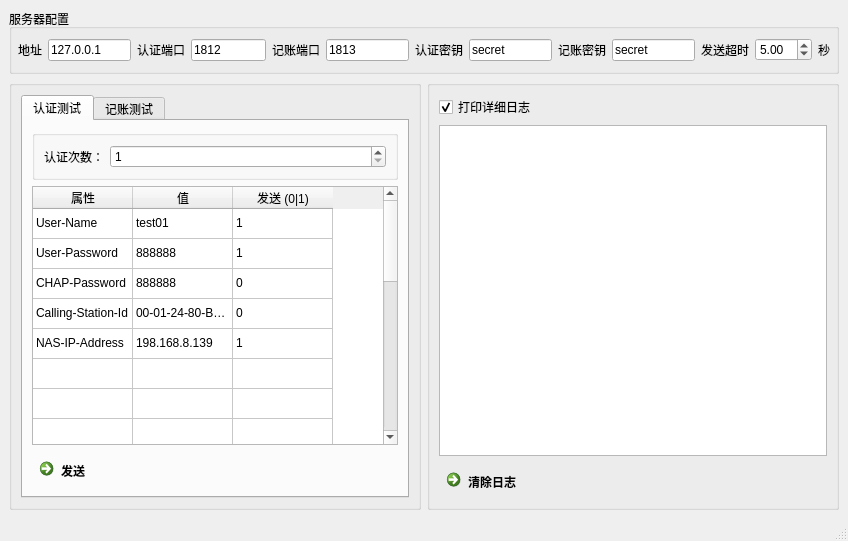
The window that tester.ui (imccie/RadiusTester) describes before a commit, drawn with Qt 5.
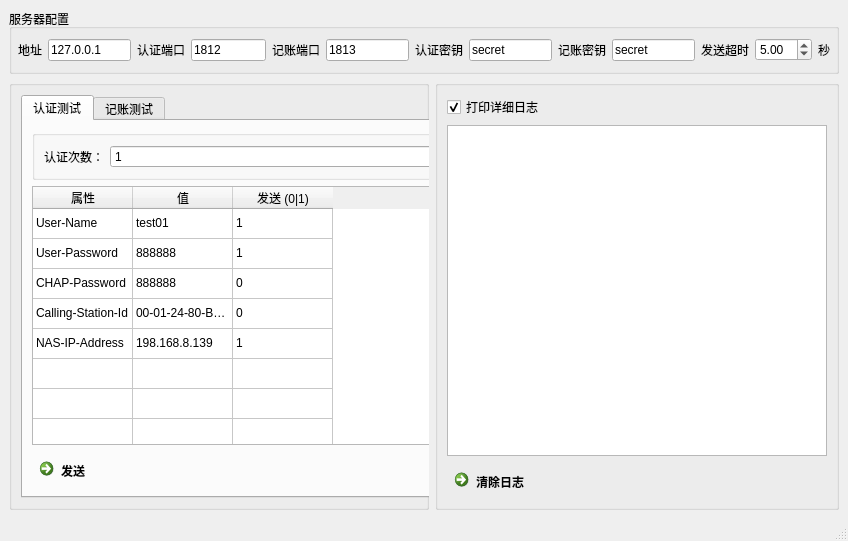
The same window after the commit.

Commit message:
修改日志打印字符集问题
修改参数读取无效问题

What changed in the file:
```diff
--- a/tester.ui
+++ b/tester.ui
@@ -173,6 +173,12 @@
         <layout class="QVBoxLayout" name="verticalLayout">
          <item>
           <widget class="QTabWidget" name="tabWidget">
+           <property name="minimumSize">
+            <size>
+             <width>450</width>
+             <height>0</height>
+            </size>
+           </property>
            <property name="tabPosition">
             <enum>QTabWidget::North</enum>
            </property>
```
Left out of the diff: 2 changed lines with no effect on the pictures. The commit also changes 2 other files.
